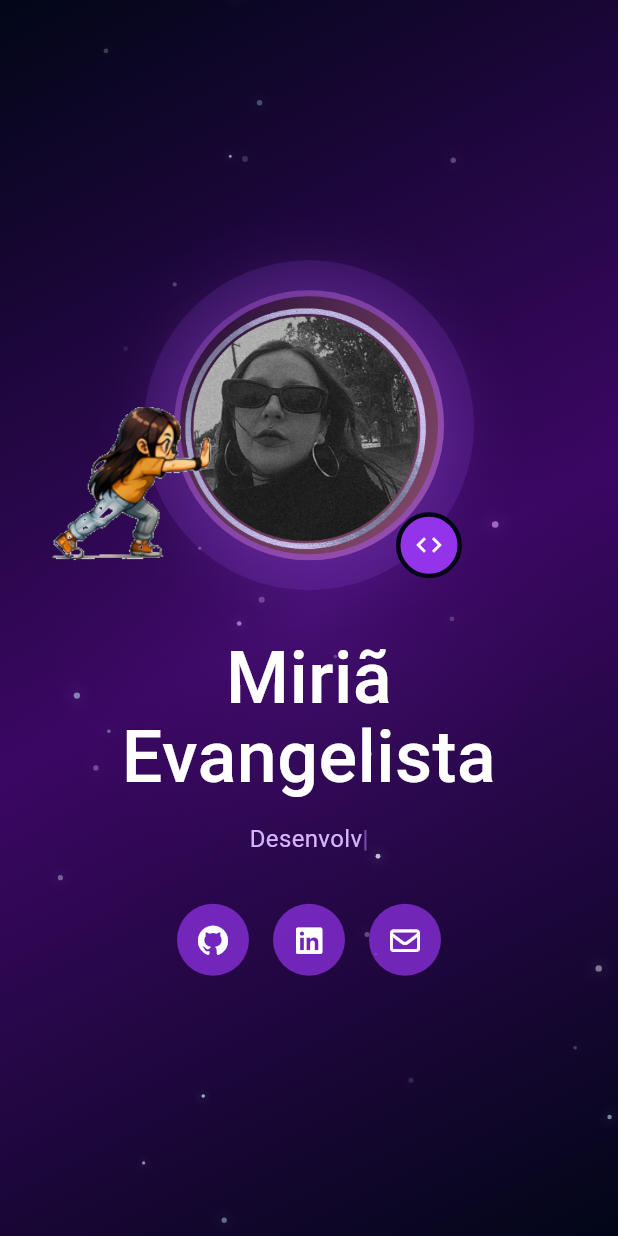
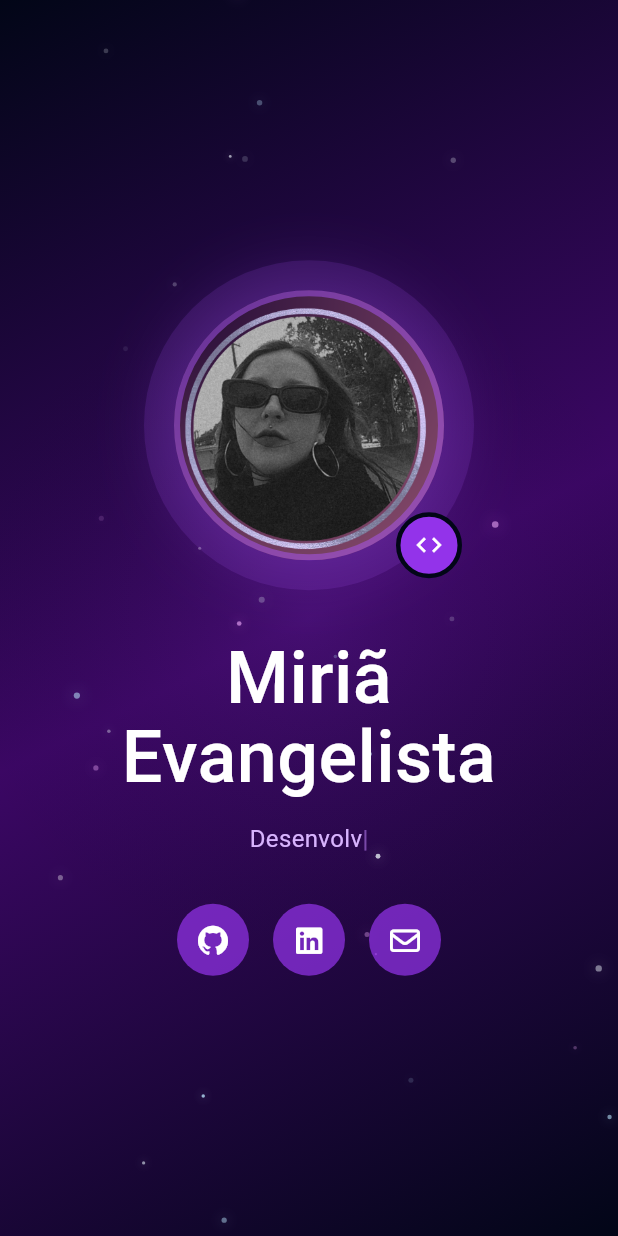
Before and after one commit to nebulosaorion/Portfolio, a Flutter app: the screen it shows after launch, after a tap on an icon or button, on a phone screen of 412 x 824 dp. Run offline on Flutter 3.47's test engine with Material 3 defaults, Android fonts, the phone set to English and light mode, and no system bars; our stand-ins replace flutter_svg, font_awesome_flutter, google_fonts; network calls fail.

Commit message:
Remove personagem da seção principal

```diff
--- a/lib/secoes/secao_principal.dart
+++ b/lib/secoes/secao_principal.dart
@@ -6,7 +6,6 @@ import 'package:font_awesome_flutter/font_awesome_flutter.dart';
 import 'package:google_fonts/google_fonts.dart';
 import 'package:url_launcher/url_launcher.dart';
 import '../tema.dart';
-import '../widgets/sprite_personagem.dart';
 
 class SecaoPrincipal extends StatefulWidget {
   const SecaoPrincipal({super.key});
@@ -18,11 +17,8 @@ class SecaoPrincipal extends StatefulWidget {
 class _EstadoSecaoPrincipal extends State<SecaoPrincipal>
     with TickerProviderStateMixin {
   late AnimationController _pulso;
-  late AnimationController _nudgeCtrl;
-  late Animation<double> _nudgeAnim;
 
   final _avatarKey = GlobalKey();
-  final _stackKey = GlobalKey();
 
   @override
   void initState() {
@@ -31,33 +27,13 @@ class _EstadoSecaoPrincipal extends State<SecaoPrincipal>
       vsync: this,
       duration: const Duration(milliseconds: 1500),
     )..repeat(reverse: true);
-
-    _nudgeCtrl = AnimationController(
-      vsync: this,
-      duration: const Duration(milliseconds: 850),
-    );
-    _nudgeAnim = TweenSequence<double>([
-      TweenSequenceItem(
-        tween: Tween(begin: 0.0, end: 12.0)
-            .chain(CurveTween(curve: Curves.easeOut)),
-        weight: 40,
-      ),
-      TweenSequenceItem(
-        tween: Tween(begin: 12.0, end: 0.0)
-            .chain(CurveTween(curve: Curves.easeOutCubic)),
-        weight: 60,
-      ),
-    ]).animate(_nudgeCtrl);
   }
 
   @override
   void dispose() {
     _pulso.dispose();
-    _nudgeCtrl.dispose();
     super.dispose();
   }
-
-  void _onEmpurrar() => _nudgeCtrl.forward(from: 0);
 
   @override
   Widget build(BuildContext context) {
@@ -68,7 +44,6 @@ class _EstadoSecaoPrincipal extends State<SecaoPrincipal>
       width: double.infinity,
       height: altura,
       child: Stack(
-        key: _stackKey,
         fit: StackFit.expand,
         children: [
           Container(
@@ -91,16 +66,9 @@ class _EstadoSecaoPrincipal extends State<SecaoPrincipal>
                 child: Column(
                   mainAxisAlignment: MainAxisAlignment.center,
                   children: [
-                    AnimatedBuilder(
-                      animation: _nudgeAnim,
-                      builder: (_, child) => Transform.translate(
-                        offset: Offset(_nudgeAnim.value, 0),
-                        child: child,
-                      ),
-                      child: RepaintBoundary(
-                        key: _avatarKey,
-                        child: _AvatarAnimado(pulso: _pulso),
-                      ),
+                    RepaintBoundary(
+                      key: _avatarKey,
+                      child: _AvatarAnimado(pulso: _pulso),
                     ),
                     const SizedBox(height: 32),
                     Text(
@@ -151,11 +119,6 @@ class _EstadoSecaoPrincipal extends State<SecaoPrincipal>
                 ),
               ),
             ),
-          ),
-          SpritePersonagem(
-            avatarKey: _avatarKey,
-            stackKey: _stackKey,
-            onEmpurrar: _onEmpurrar,
           ),
         ],
       ),
--- a/lib/widgets/sprite_personagem.dart
+++ /dev/null
@@ -1,279 +0,0 @@
-import 'dart:async';
-import 'dart:ui' as ui;
-
-import 'package:flutter/material.dart';
-import 'package:flutter/services.dart';
-
-enum _Fase { aguardando, entrando, empurrando, agachando, apoiando }
-
-// linha 0: caminhada
-const List<Rect> _framesAndar = [
-  Rect.fromLTWH(63, 70, 97, 154),
-  Rect.fromLTWH(295, 68, 82, 156),
-  Rect.fromLTWH(514, 68, 92, 156),
-  Rect.fromLTWH(742, 66, 83, 158),
-  Rect.fromLTWH(961, 66, 94, 158),
-  Rect.fromLTWH(1189, 68, 86, 156),
-  Rect.fromLTWH(1411, 71, 90, 153),
-  Rect.fromLTWH(1638, 66, 83, 158),
-];
-
-// linha 1: empurrando
-const List<Rect> _framesEmpurrar = [
-  Rect.fromLTWH(44, 318, 136, 130),
-  Rect.fromLTWH(270, 318, 132, 130),
-  Rect.fromLTWH(493, 316, 134, 132),
-  Rect.fromLTWH(721, 316, 126, 132),
-  Rect.fromLTWH(942, 317, 131, 131),
-  Rect.fromLTWH(1168, 318, 127, 130),
-  Rect.fromLTWH(1392, 317, 128, 131),
-  Rect.fromLTWH(1617, 317, 126, 131),
-];
-
-// linha 2: agachando
-const List<Rect> _framesAgachar = [
-  Rect.fromLTWH(75, 557, 73, 115),
-  Rect.fromLTWH(294, 545, 84, 127),
-  Rect.fromLTWH(518, 552, 84, 120),
-  Rect.fromLTWH(743, 561, 81, 111),
-  Rect.fromLTWH(967, 544, 81, 128),
-  Rect.fromLTWH(1191, 545, 82, 127),
-  Rect.fromLTWH(1413, 556, 85, 116),
-  Rect.fromLTWH(1639, 560, 81, 112),
-];
-
-// linha 3: repouso (loop)
-const List<Rect> _framesApoio = [
-  Rect.fromLTWH(73, 786, 77, 110),
-  Rect.fromLTWH(295, 777, 82, 118),
-  Rect.fromLTWH(517, 781, 86, 115),
-  Rect.fromLTWH(744, 784, 79, 111),
-  Rect.fromLTWH(966, 775, 83, 121),
-  Rect.fromLTWH(1190, 776, 83, 120),
-  Rect.fromLTWH(1413, 782, 86, 114),
-  Rect.fromLTWH(1640, 784, 80, 112),
-];
-
-class SpritePersonagem extends StatefulWidget {
-  final GlobalKey avatarKey;
-  final GlobalKey stackKey;
-  final VoidCallback onEmpurrar;
-
-  const SpritePersonagem({
-    super.key,
-    required this.avatarKey,
-    required this.stackKey,
-    required this.onEmpurrar,
-  });
-
-  @override
-  State<SpritePersonagem> createState() => _EstadoSpritePersonagem();
-}
-
-class _EstadoSpritePersonagem extends State<SpritePersonagem>
-    with SingleTickerProviderStateMixin {
-  ui.Image? _imagem;
-  _Fase _fase = _Fase.aguardando;
-
-  double _x = 0;
-  double _y = 0;
-  double _bordaDireita = 0;
-  double _alturaDisplay = 0;
-
-  int _frameIdx = 0;
-  late AnimationController _movimento;
-  late Animation<double> _xAnim;
-  Timer? _frameTimer;
-
-  static const _msEmpurrar = 280;
-  static const _msAgachar = 340;
-  static const _msApoio = 520;
-
-  @override
-  void initState() {
-    super.initState();
-    _movimento = AnimationController(
-      vsync: this,
-      duration: const Duration(milliseconds: 9000),
-    );
-    _carregarImagem();
-  }
-
-  Future<void> _carregarImagem() async {
-    final data = await rootBundle.load('assets/sprites.png');
-    final codec = await ui.instantiateImageCodec(data.buffer.asUint8List());
-    final frame = await codec.getNextFrame();
-    if (!mounted) return;
-    setState(() => _imagem = frame.image);
-    WidgetsBinding.instance.addPostFrameCallback(_iniciarAnimacao);
-  }
-
-  void _iniciarAnimacao(_) {
-    final avatarCtx = widget.avatarKey.currentContext;
-    final stackCtx = widget.stackKey.currentContext;
-    if (avatarCtx == null || stackCtx == null) return;
-
-    final stackBox = stackCtx.findRenderObject() as RenderBox;
-    final avatarBox = avatarCtx.findRenderObject() as RenderBox;
-
-    final avatarPos = stackBox.globalToLocal(avatarBox.localToGlobal(Offset.zero));
-    final avatarSize = avatarBox.size;
-
-    final photoLeft = avatarPos.dx + 20;
-    final photoBottom = avatarPos.dy + avatarSize.height - 20;
-
-    _alturaDisplay = avatarSize.height * 0.55;
-
-    final srcWalk0 = _framesAndar[0];
-    final larguraAndar = srcWalk0.width * _alturaDisplay / srcWalk0.height;
-
-    _bordaDireita = photoLeft + 25;
-
-    final targetX = _bordaDireita - larguraAndar;
-    final startX = -(larguraAndar + 20);
-
-    _xAnim = Tween<double>(begin: startX, end: targetX).animate(
-      CurvedAnimation(parent: _movimento, curve: Curves.easeInOut),
-    );
-
-    // Frames da caminhada dirigidos pela posição (não por tempo),
-    // para que os pés sempre sincronizem com a velocidade real do movimento.
-    const ciclosAndar = 3;
-    _xAnim.addListener(() {
-      if (!mounted) return;
-      setState(() {
-        _x = _xAnim.value;
-        if (_fase == _Fase.entrando) {
-          _frameIdx = (_movimento.value * ciclosAndar * _framesAndar.length)
-                  .toInt() %
-              _framesAndar.length;
-        }
-      });
-    });
-
-    setState(() {
-      _x = startX;
-      _y = photoBottom - _alturaDisplay;
-      _fase = _Fase.entrando;
-      _frameIdx = 0;
-    });
-
-    _movimento.forward().then((_) {
-      if (mounted) _iniciarEmpurrar();
-    });
-  }
-
-  int get _intervaloAtual => switch (_fase) {
-        _Fase.empurrando => _msEmpurrar,
-        _Fase.agachando => _msAgachar,
-        _Fase.apoiando => _msApoio,
-        _ => _msEmpurrar,
-      };
-
-  void _agendarFrame() {
-    _frameTimer = Timer(Duration(milliseconds: _intervaloAtual), () {
-      if (!mounted) return;
-      setState(() {
-        switch (_fase) {
-          case _Fase.empurrando:
-            if (_frameIdx < _framesEmpurrar.length - 1) {
-              _frameIdx++;
-            } else {
-              _fase = _Fase.agachando;
-              _frameIdx = 0;
-            }
-          case _Fase.agachando:
-            if (_frameIdx < _framesAgachar.length - 1) {
-              _frameIdx++;
-            } else {
-              _fase = _Fase.apoiando;
-              _frameIdx = 0;
-            }
-          case _Fase.apoiando:
-            _frameIdx = (_frameIdx + 1) % _framesApoio.length;
-          default:
-            break;
-        }
-      });
-      _agendarFrame();
-    });
-  }
-
-  void _iniciarEmpurrar() {
-    if (!mounted) return;
-    setState(() {
-      _fase = _Fase.empurrando;
-      _frameIdx = 0;
-    });
-    widget.onEmpurrar();
-    _agendarFrame();
-  }
-
-  @override
-  void dispose() {
-    _movimento.dispose();
-    _frameTimer?.cancel();
-    super.dispose();
-  }
-
-  Rect get _srcAtual => switch (_fase) {
-        _Fase.entrando => _framesAndar[_frameIdx.clamp(0, _framesAndar.length - 1)],
-        _Fase.empurrando => _framesEmpurrar[_frameIdx.clamp(0, _framesEmpurrar.length - 1)],
-        _Fase.agachando => _framesAgachar[_frameIdx.clamp(0, _framesAgachar.length - 1)],
-        _Fase.apoiando => _framesApoio[_frameIdx.clamp(0, _framesApoio.length - 1)],
-        _ => _framesApoio[0],
-      };
-
-  @override
-  Widget build(BuildContext context) {
-    return IgnorePointer(
-      child: SizedBox.expand(
-        child: _imagem == null || _fase == _Fase.aguardando
-            ? null
-            : CustomPaint(painter: _buildPainter()),
-      ),
-    );
-  }
-
-  _SpritePainter _buildPainter() {
-    final src = _srcAtual;
-    // Escala a altura proporcionalmente ao frame de referência (caminhada),
-    // mantendo o pé do personagem ancorado ao chão em todas as fases.
-    final refH = _framesAndar[0].height;
-    final alturaAtual = _alturaDisplay * (src.height / refH);
-    final dw = src.width * alturaAtual / src.height;
-    final bottom = _y + _alturaDisplay;
-    final top = bottom - alturaAtual;
-    final left = _fase == _Fase.entrando ? _x : _bordaDireita - dw;
-    return _SpritePainter(
-      imagem: _imagem!,
-      src: src,
-      dst: Rect.fromLTWH(left, top, dw, alturaAtual),
-    );
-  }
-}
-
-class _SpritePainter extends CustomPainter {
-  final ui.Image imagem;
-  final Rect src;
-  final Rect dst;
-
-  const _SpritePainter({
-    required this.imagem,
-    required this.src,
-    required this.dst,
-  });
-
-  @override
-  void paint(Canvas canvas, Size size) {
-    canvas.drawImageRect(
-      imagem,
-      src,
-      dst,
-      Paint()..filterQuality = FilterQuality.medium,
-    );
-  }
-
-  @override
-  bool shouldRepaint(_SpritePainter old) => old.src != src || old.dst != dst;
-}
```
